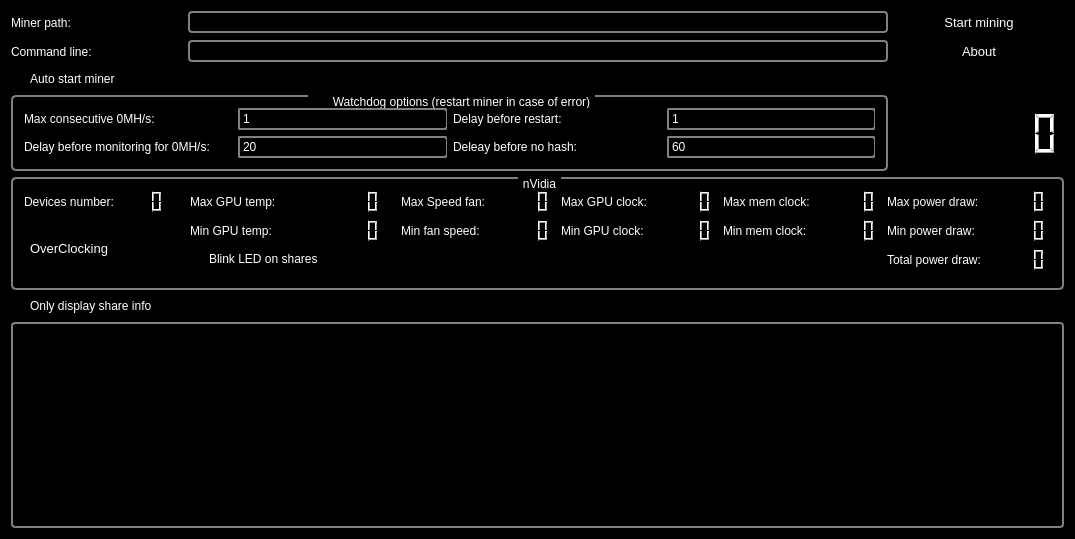
Old version of the form mainwindow.ui in the repository orkblutt/MinerLamp.
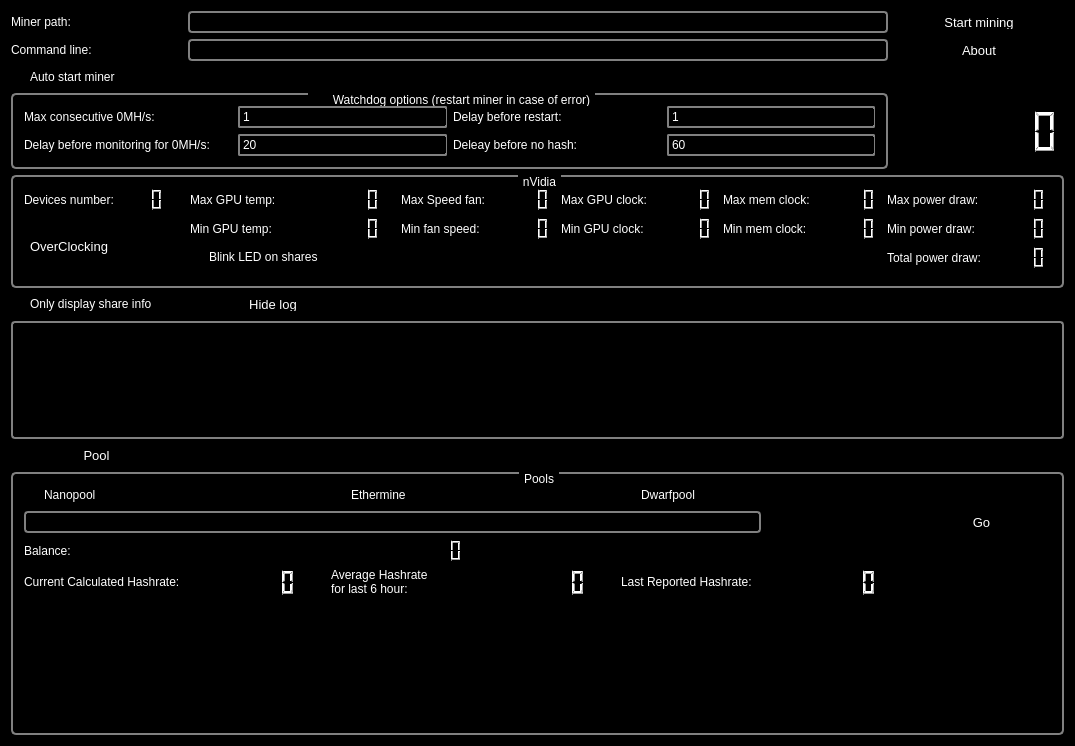
New version of the form. Icons and pictures are not drawn.

Patch:
```diff
--- a/mainwindow.ui
+++ b/mainwindow.ui
@@ -7,7 +7,7 @@
     <x>0</x>
     <y>0</y>
     <width>1075</width>
-    <height>539</height>
+    <height>746</height>
    </rect>
   </property>
   <property name="font">
@@ -218,10 +218,13 @@
   </property>
   <widget class="QWidget" name="centralWidget">
    <layout class="QGridLayout" name="gridLayout_2">
-    <item row="0" column="5">
-     <widget class="QPushButton" name="pushButton">
+    <item row="9" column="1">
+     <widget class="QPushButton" name="pushButtonShowHideLog">
       <property name="text">
-       <string>Start mining</string>
+       <string>Hide log</string>
+      </property>
+      <property name="checkable">
+       <bool>true</bool>
       </property>
      </widget>
     </item>
@@ -232,6 +235,13 @@
       </property>
      </widget>
     </item>
+    <item row="0" column="5">
+     <widget class="QPushButton" name="pushButton">
+      <property name="text">
+       <string>Start mining</string>
+      </property>
+     </widget>
+    </item>
     <item row="9" column="0">
      <widget class="QCheckBox" name="checkBoxOnlyShare">
       <property name="text">
@@ -239,8 +249,61 @@
       </property>
      </widget>
     </item>
+    <item row="1" column="1" colspan="4">
+     <widget class="QLineEdit" name="lineEditArgs"/>
+    </item>
+    <item row="1" column="0">
+     <widget class="QLabel" name="label">
+      <property name="text">
+       <string>Command line:</string>
+      </property>
+     </widget>
+    </item>
+    <item row="0" column="1" colspan="4">
+     <widget class="QLineEdit" name="lineEditMinerPath"/>
+    </item>
+    <item row="4" column="5">
+     <widget class="QLCDNumber" name="lcdNumberHashRate">
+      <property name="digitCount">
+       <number>7</number>
+      </property>
+     </widget>
+    </item>
+    <item row="2" column="0">
+     <widget class="QCheckBox" name="checkBoxAutoStart">
+      <property name="text">
+       <string>Auto start miner</string>
+      </property>
+     </widget>
+    </item>
+    <item row="1" column="5">
+     <widget class="QPushButton" name="pushButtonHelp">
+      <property name="text">
+       <string>About</string>
+      </property>
+     </widget>
+    </item>
+    <item row="11" column="0">
+     <widget class="QPushButton" name="pushButtonPool">
+      <property name="enabled">
+       <bool>false</bool>
+      </property>
+      <property name="text">
+       <string>Pool</string>
+      </property>
+      <property name="checkable">
+       <bool>true</bool>
+      </property>
+     </widget>
+    </item>
     <item row="8" column="0" colspan="6">
      <widget class="QGroupBox" name="groupBoxNvidia">
+      <property name="sizePolicy">
+       <sizepolicy hsizetype="Preferred" vsizetype="Fixed">
+        <horstretch>0</horstretch>
+        <verstretch>0</verstretch>
+       </sizepolicy>
+      </property>
       <property name="title">
        <string>nVidia</string>
       </property>
@@ -404,18 +467,14 @@
       </layout>
      </widget>
     </item>
-    <item row="1" column="1" colspan="4">
-     <widget class="QLineEdit" name="lineEditArgs"/>
-    </item>
-    <item row="10" column="0" colspan="6">
-     <widget class="QTextEdit" name="textEdit">
-      <property name="readOnly">
-       <bool>true</bool>
-      </property>
-     </widget>
-    </item>
     <item row="4" column="0" colspan="5">
      <widget class="QGroupBox" name="groupBoxWatchdog">
+      <property name="sizePolicy">
+       <sizepolicy hsizetype="Preferred" vsizetype="Fixed">
+        <horstretch>0</horstretch>
+        <verstretch>0</verstretch>
+       </sizepolicy>
+      </property>
       <property name="title">
        <string>Watchdog options (restart miner in case of error)</string>
       </property>
@@ -494,34 +553,119 @@
       </layout>
      </widget>
     </item>
-    <item row="1" column="0">
-     <widget class="QLabel" name="label">
-      <property name="text">
-       <string>Command line:</string>
+    <item row="12" column="0" colspan="6">
+     <widget class="QGroupBox" name="groupBoxPools">
+      <property name="sizePolicy">
+       <sizepolicy hsizetype="Expanding" vsizetype="Expanding">
+        <horstretch>0</horstretch>
+        <verstretch>0</verstretch>
+       </sizepolicy>
       </property>
-     </widget>
-    </item>
-    <item row="0" column="1" colspan="4">
-     <widget class="QLineEdit" name="lineEditMinerPath"/>
-    </item>
-    <item row="2" column="0">
-     <widget class="QCheckBox" name="checkBoxAutoStart">
-      <property name="text">
-       <string>Auto start miner</string>
+      <property name="title">
+       <string>Pools</string>
       </property>
+      <layout class="QGridLayout" name="gridLayout_4">
+       <item row="4" column="0">
+        <widget class="QLabel" name="label_20">
+         <property name="text">
+          <string>Current Calculated Hashrate:</string>
+         </property>
+        </widget>
+       </item>
+       <item row="4" column="2">
+        <widget class="QLabel" name="label_21">
+         <property name="text">
+          <string>Average Hashrate
+for last 6 hour:</string>
+         </property>
+        </widget>
+       </item>
+       <item row="4" column="1">
+        <widget class="QLCDNumber" name="lcdNumber_2">
+         <property name="digitCount">
+          <number>6</number>
+         </property>
+        </widget>
+       </item>
+       <item row="4" column="4">
+        <widget class="QLabel" name="label_22">
+         <property name="text">
+          <string>Last Reported Hashrate:</string>
+         </property>
+        </widget>
+       </item>
+       <item row="2" column="6">
+        <widget class="QPushButton" name="pushButtonDisplayPoolStats">
+         <property name="text">
+          <string>Go</string>
+         </property>
+        </widget>
+       </item>
+       <item row="0" column="0">
+        <widget class="QRadioButton" name="radioButtonNaopool">
+         <property name="text">
+          <string>Nanopool</string>
+         </property>
+        </widget>
+       </item>
+       <item row="0" column="2">
+        <widget class="QRadioButton" name="radioButtonEthermine">
+         <property name="text">
+          <string>Ethermine</string>
+         </property>
+        </widget>
+       </item>
+       <item row="2" column="0" colspan="5">
+        <widget class="QLineEdit" name="lineEditAccount"/>
+       </item>
+       <item row="0" column="4">
+        <widget class="QRadioButton" name="radioButtonDwarfPool">
+         <property name="text">
+          <string>Dwarfpool</string>
+         </property>
+        </widget>
+       </item>
+       <item row="3" column="0">
+        <widget class="QLabel" name="label_19">
+         <property name="text">
+          <string>Balance:</string>
+         </property>
+        </widget>
+       </item>
+       <item row="3" column="2">
+        <widget class="QLCDNumber" name="lcdNumber">
+         <property name="smallDecimalPoint">
+          <bool>false</bool>
+         </property>
+         <property name="digitCount">
+          <number>12</number>
+         </property>
+        </widget>
+       </item>
+       <item row="4" column="5">
+        <widget class="QLCDNumber" name="lcdNumber_4">
+         <property name="digitCount">
+          <number>6</number>
+         </property>
+        </widget>
+       </item>
+       <item row="4" column="3">
+        <widget class="QLCDNumber" name="lcdNumber_3">
+         <property name="digitCount">
+          <number>6</number>
+         </property>
+        </widget>
+       </item>
+       <item row="5" column="1" colspan="2">
+        <widget class="QTableView" name="tableViewWorker"/>
+       </item>
+      </layout>
      </widget>
     </item>
-    <item row="4" column="5">
-     <widget class="QLCDNumber" name="lcdNumberHashRate">
-      <property name="digitCount">
-       <number>7</number>
-      </property>
-     </widget>
-    </item>
-    <item row="1" column="5">
-     <widget class="QPushButton" name="pushButtonHelp">
-      <property name="text">
-       <string>About</string>
+    <item row="10" column="0" colspan="6">
+     <widget class="QTextEdit" name="textEdit">
+      <property name="readOnly">
+       <bool>true</bool>
       </property>
      </widget>
     </item>
```
